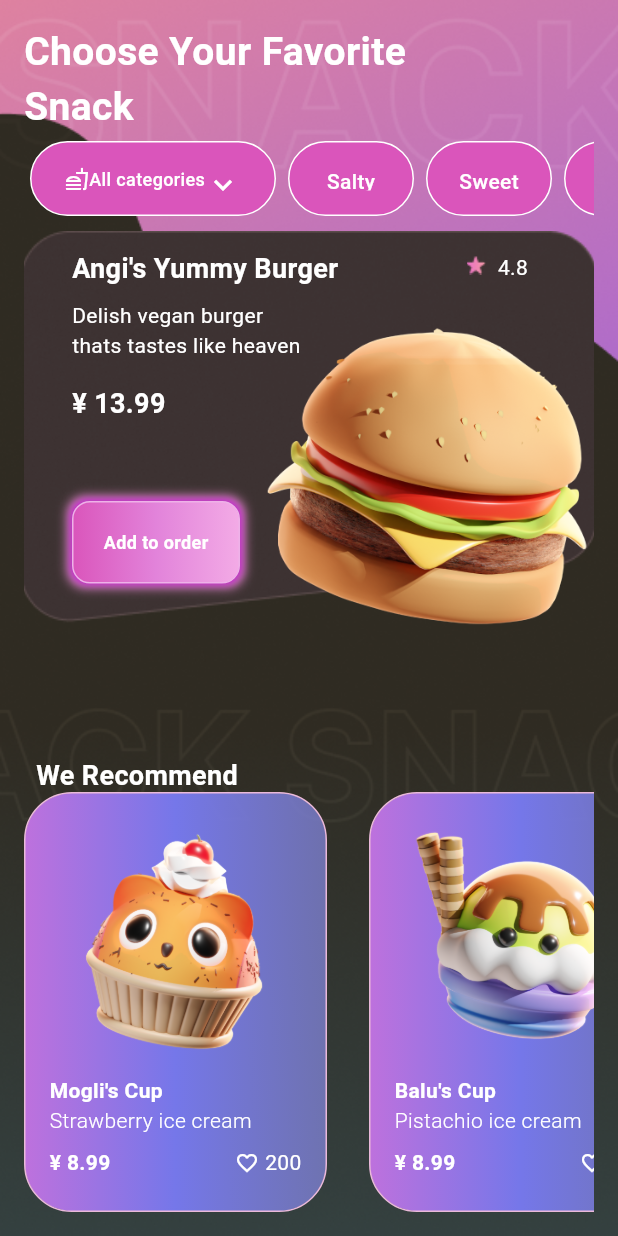
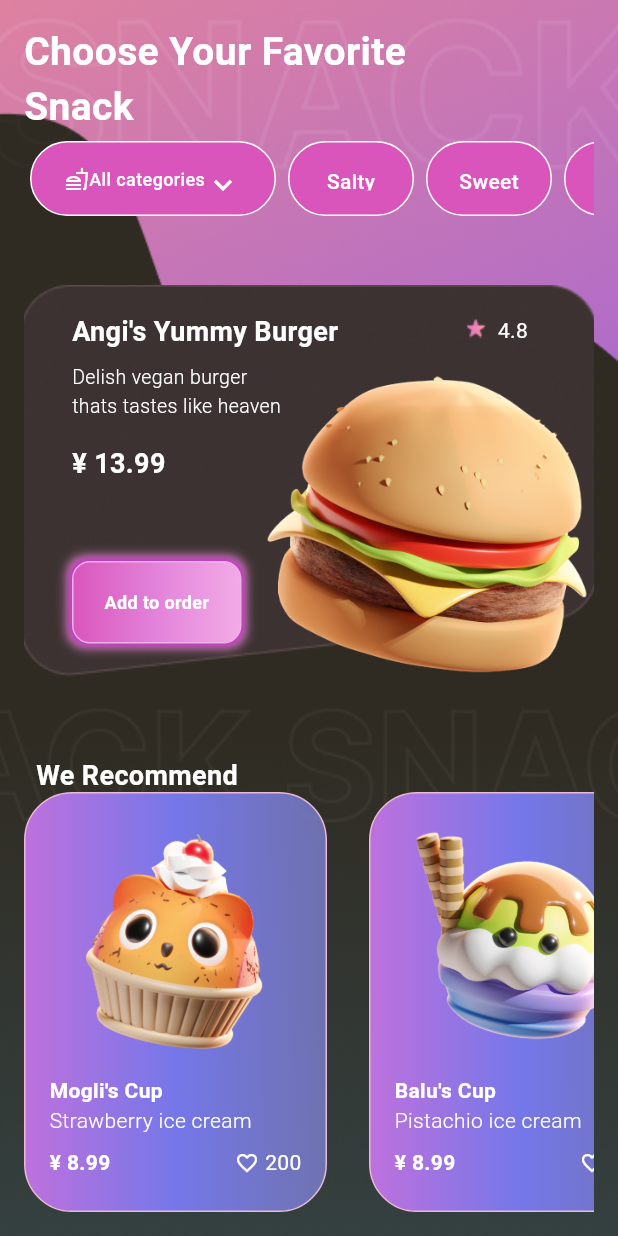
Before and after one commit to Dopa91/jp_design_challenge_dopatka, a Flutter app: the screen it shows after launch, after a tap on "Order Now", on a phone screen of 412 x 824 dp. Run offline on Flutter 3.47's test engine with Material 3 defaults, Android fonts, the phone set to English and light mode, and no system bars; our stand-ins replace blurrycontainer.

Commit message:
adjustments for better Overview & Optic

```diff
--- a/lib/features/homepage/widgets/top_card_view.dart
+++ b/lib/features/homepage/widgets/top_card_view.dart
@@ -15,12 +15,14 @@ class TopCardView extends StatelessWidget {
         fit: StackFit.expand,
         children: [
           Positioned(
-            top: 12,
+            top: 48,
             child: Transform.scale(
-                scale: 1.1, child: Image.asset("assets/images/Top Card.png")),
+              scale: 1.1,
+              child: Image.asset("assets/images/Top Card.png"),
+            ),
           ),
           const Padding(
-            padding: EdgeInsets.only(left: 32, top: 12),
+            padding: EdgeInsets.only(left: 32, top: 54),
             child: Column(
               crossAxisAlignment: CrossAxisAlignment.start,
               children: [
@@ -36,11 +38,17 @@ class TopCardView extends StatelessWidget {
                 ),
                 Text(
                   "Delish vegan burger",
-                  style: TextStyle(color: Colors.white),
+                  style: TextStyle(
+                      color: Colors.white,
+                      fontSize: 13,
+                      fontWeight: FontWeight.w300),
                 ),
                 Text(
                   "thats tastes like heaven",
-                  style: TextStyle(color: Colors.white),
+                  style: TextStyle(
+                      color: Colors.white,
+                      fontSize: 13,
+                      fontWeight: FontWeight.w300),
                 ),
                 SizedBox(
                   height: 16,
@@ -59,7 +67,7 @@ class TopCardView extends StatelessWidget {
                   newText: "Add to order",
                   nextSite: null,
                   icon: null,
-                  buttonWidth: 112,
+                  buttonWidth: 113,
                   fontSize: 12,
                 ),
               ],
@@ -67,12 +75,12 @@ class TopCardView extends StatelessWidget {
           ),
           Positioned(
             right: 72,
-            top: 16,
+            top: 58,
             child: Image.asset("assets/images/star.png"),
           ),
           const Positioned(
             right: 44,
-            top: 14,
+            top: 56,
             child: Text(
               "4.8",
               style: TextStyle(color: Colors.white),
@@ -81,7 +89,7 @@ class TopCardView extends StatelessWidget {
           Positioned(
             height: 250,
             left: 150,
-            top: 40,
+            top: 72,
             child: Image.asset(
               "assets/images/Burger_3D.png",
             ),
```
